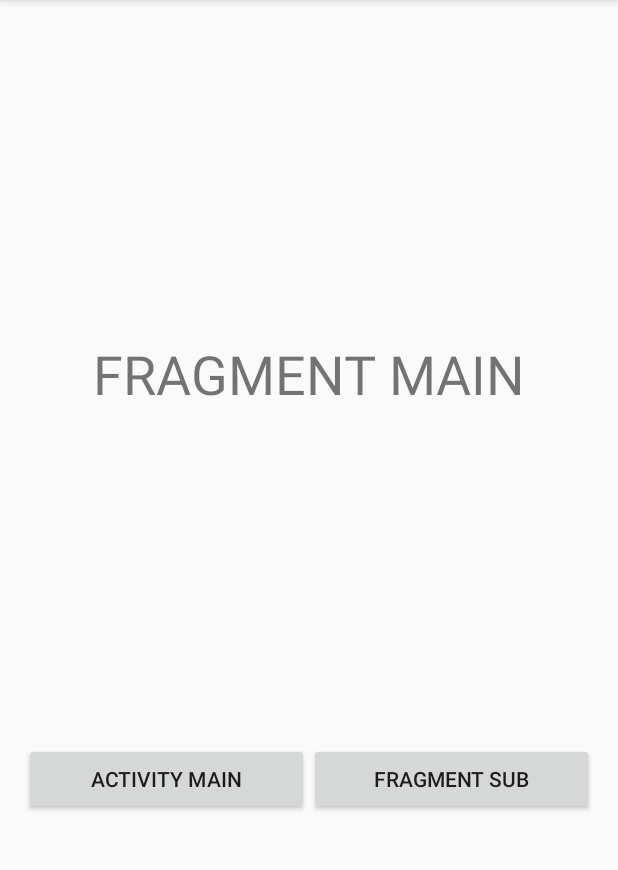
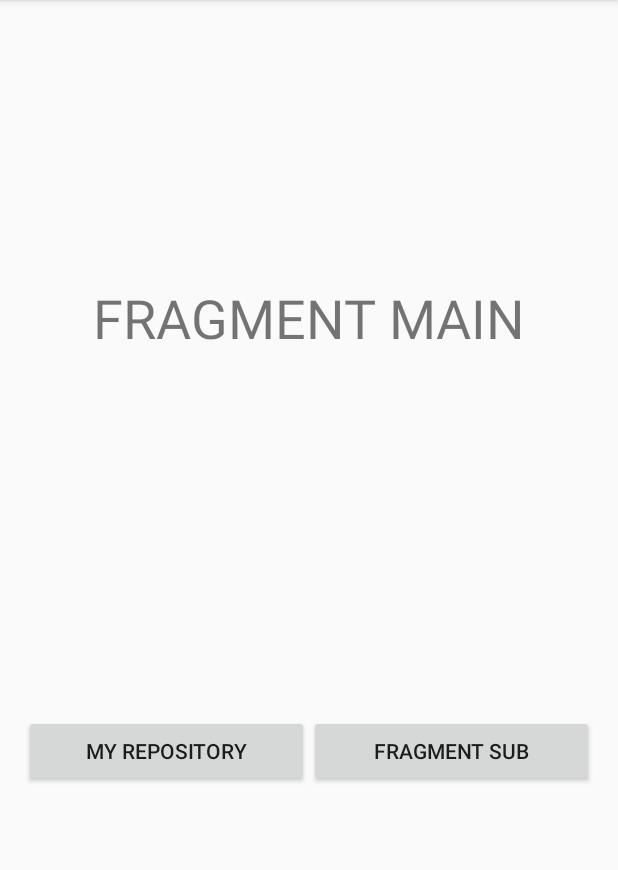
Before and after one commit to rwadada/NavPractice, an Android app: the screen it shows after launch (MainActivity), after a tap on "FRAGMENT MAIN", on a phone screen of 412 x 824 dp, the part 84-954 px from its top. Run offline under Robolectric (Android 15) with nearby library versions, the phone set to English and light mode, and no system bars; our stand-ins replace Dagger/Hilt's generated code, data binding; 1 statement that could not run was skipped.

Commit message:
add activity navigation

```diff
--- a/app/src/main/java/com/rwadada/navpractice/MainActivity.kt
+++ b/app/src/main/java/com/rwadada/navpractice/MainActivity.kt
@@ -1,7 +1,9 @@
 package com.rwadada.navpractice
 
 import android.os.Bundle
+import android.view.View
 import androidx.appcompat.app.AppCompatActivity
+import com.rwadada.core.Navigation
 import dagger.android.AndroidInjection
 import dagger.android.AndroidInjector
 import dagger.android.DispatchingAndroidInjector
@@ -13,10 +15,21 @@ class MainActivity : AppCompatActivity(), HasAndroidInjector {
     @Inject
     lateinit var androidInjector: DispatchingAndroidInjector<Any>
 
+    @Inject
+    lateinit var navigation: Navigation
+
     override fun onCreate(savedInstanceState: Bundle?) {
         AndroidInjection.inject(this)
         super.onCreate(savedInstanceState)
         setContentView(R.layout.activity_main)
+
+        window.decorView.systemUiVisibility = (
+                View.SYSTEM_UI_FLAG_LAYOUT_HIDE_NAVIGATION or
+                        View.SYSTEM_UI_FLAG_LAYOUT_STABLE or
+                        View.SYSTEM_UI_FLAG_LAYOUT_FULLSCREEN
+                )
+
+        navigation.currentActivity = this
     }
 
     override fun androidInjector(): AndroidInjector<Any> {
--- a/app/src/main/java/com/rwadada/navpractice/di/modules/NavigationModule.kt
+++ b/app/src/main/java/com/rwadada/navpractice/di/modules/NavigationModule.kt
@@ -1,5 +1,8 @@
 package com.rwadada.navpractice.di.modules
 
+import android.app.Activity
+import android.content.Intent
+import android.net.Uri
 import android.os.Bundle
 import android.util.Log
 import androidx.fragment.app.Fragment
@@ -24,6 +27,7 @@ object NavigationModule {
     @Provides
     fun provideNavigation(): Navigation {
         return object : Navigation {
+            override var currentActivity: Activity? = null
             override fun navigate(
                 fragment: Fragment,
                 destinations: Destinations,
@@ -34,6 +38,7 @@ object NavigationModule {
                 when (fragment::class) {
                     MainFragment::class -> {
                         mainNavigation(
+                            currentActivity,
                             fragment as MainFragment,
                             destinations,
                             args,
@@ -43,6 +48,7 @@ object NavigationModule {
                     }
                     SubFragment::class -> {
                         subNavigation(
+                            currentActivity,
                             fragment as SubFragment,
                             destinations,
                             args,
@@ -59,6 +65,7 @@ object NavigationModule {
     }
 
     private fun mainNavigation(
+        currentActivity: Activity?,
         fragment: MainFragment,
         destinations: Destinations,
         args: Bundle?,
@@ -91,11 +98,15 @@ object NavigationModule {
                     )
                 }
             }
+            Destinations.GOOGLE -> {
+                openGoogle(currentActivity)
+            }
         }
 
     }
 
     private fun subNavigation(
+        currentActivity: Activity?,
         fragment: SubFragment,
         destinations: Destinations,
         args: Bundle?,
@@ -128,7 +139,15 @@ object NavigationModule {
                     )
                 }
             }
+            Destinations.GOOGLE -> {
+                openGoogle(currentActivity)
+            }
         }
+    }
 
+    private fun openGoogle(currentActivity: Activity?) {
+        val uri: Uri = Uri.parse("https://github.com/rwadada/NavPractice")
+        val intent = Intent(Intent.ACTION_VIEW, uri)
+        currentActivity?.startActivity(intent)
     }
 }
--- /dev/null
+++ b/app/src/main/res/values-v29/styles.xml
@@ -0,0 +1,10 @@
+<?xml version="1.0" encoding="utf-8"?>
+<resources>
+    <style name="AppTheme" parent="Theme.AppCompat.Light.DarkActionBar">
+        <!-- Customize your theme here. -->
+        <item name="colorPrimary">@color/colorPrimary</item>
+        <item name="colorPrimaryDark">@color/colorPrimaryDark</item>
+        <item name="colorAccent">@color/colorAccent</item>
+        <item name="android:navigationBarColor">@android:color/transparent</item>
+    </style>
+</resources>
--- a/core/src/main/java/com/rwadada/core/Destinations.kt
+++ b/core/src/main/java/com/rwadada/core/Destinations.kt
@@ -2,5 +2,6 @@ package com.rwadada.core
 
 enum class Destinations {
     MAIN_FRAGMENT,
-    SUB_FRAGMENT
+    SUB_FRAGMENT,
+    GOOGLE
 }
--- a/core/src/main/java/com/rwadada/core/Navigation.kt
+++ b/core/src/main/java/com/rwadada/core/Navigation.kt
@@ -1,5 +1,6 @@
 package com.rwadada.core
 
+import android.app.Activity
 import android.os.Bundle
 import android.util.Log
 import androidx.fragment.app.Fragment
@@ -7,6 +8,7 @@ import androidx.navigation.NavOptions
 import androidx.navigation.fragment.FragmentNavigator
 
 interface Navigation {
+    var currentActivity: Activity?
     fun navigate(fragment: Fragment,
                  destinations: Destinations,
                  args: Bundle? = null,
--- a/feature/main/src/main/java/com/rwadada/main/MainFragment.kt
+++ b/feature/main/src/main/java/com/rwadada/main/MainFragment.kt
@@ -53,6 +53,7 @@ class MainFragment : Fragment() {
     @Suppress("UNUSED_PARAMETER")
     fun onClickButton1(view: View) {
         Log.d(TAG, "ON CLICK BUTTON1")
+        navigation.navigate(this, Destinations.GOOGLE)
     }
 
     @Suppress("UNUSED_PARAMETER")
--- a/feature/main/src/main/res/layout/fragment_main.xml
+++ b/feature/main/src/main/res/layout/fragment_main.xml
@@ -32,7 +32,7 @@
             android:layout_width="0dp"
             android:layout_height="wrap_content"
             android:layout_marginStart="16dp"
-            android:text="@string/activity_main"
+            android:text="@string/my_repository"
             android:onClick="@{handler::onClickButton1}"
             ui:layout_constraintBottom_toBottomOf="parent"
             ui:layout_constraintEnd_toStartOf="@+id/button2"
--- a/feature/main/src/main/res/values/strings.xml
+++ b/feature/main/src/main/res/values/strings.xml
@@ -3,4 +3,5 @@
     <string name="fragment_main">FRAGMENT MAIN</string>
     <string name="activity_main">ACTIVITY MAIN</string>
     <string name="fragment_sub">FRAGMENT SUB</string>
+    <string name="my_repository">MY REPOSITORY</string>
 </resources>
--- a/feature/sub/src/main/java/com/rwadada/sub/SubFragment.kt
+++ b/feature/sub/src/main/java/com/rwadada/sub/SubFragment.kt
@@ -53,6 +53,7 @@ class SubFragment : Fragment() {
     @Suppress("UNUSED_PARAMETER")
     fun onClickButton1(view: View) {
         Log.d(TAG, "ON CLICK BUTTON1")
+        navigation.navigate(this, Destinations.GOOGLE)
     }
 
     @Suppress("UNUSED_PARAMETER")
--- a/feature/sub/src/main/res/layout/fragment_sub.xml
+++ b/feature/sub/src/main/res/layout/fragment_sub.xml
@@ -33,7 +33,7 @@
             android:layout_width="0dp"
             android:layout_height="wrap_content"
             android:layout_marginStart="16dp"
-            android:text="@string/activity_sub"
+            android:text="@string/my_repository"
             android:onClick="@{handler::onClickButton1}"
             ui:layout_constraintBottom_toBottomOf="parent"
             ui:layout_constraintEnd_toStartOf="@+id/button2"
--- a/feature/sub/src/main/res/values/strings.xml
+++ b/feature/sub/src/main/res/values/strings.xml
@@ -3,4 +3,5 @@
     <string name="fragment_sub">FRAGMENT SUB</string>
     <string name="activity_sub">ACTIVITY SUB</string>
     <string name="fragment_main">FRAGMENT MAIN</string>
+    <string name="my_repository">MY REPOSITORY</string>
 </resources>
```
